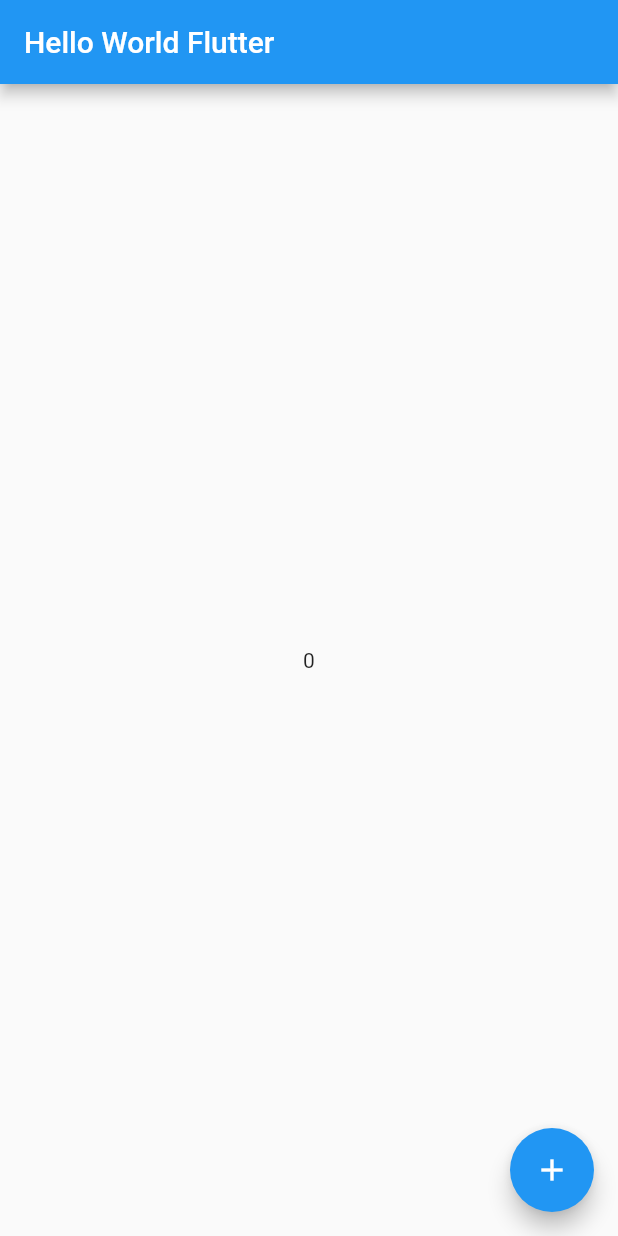
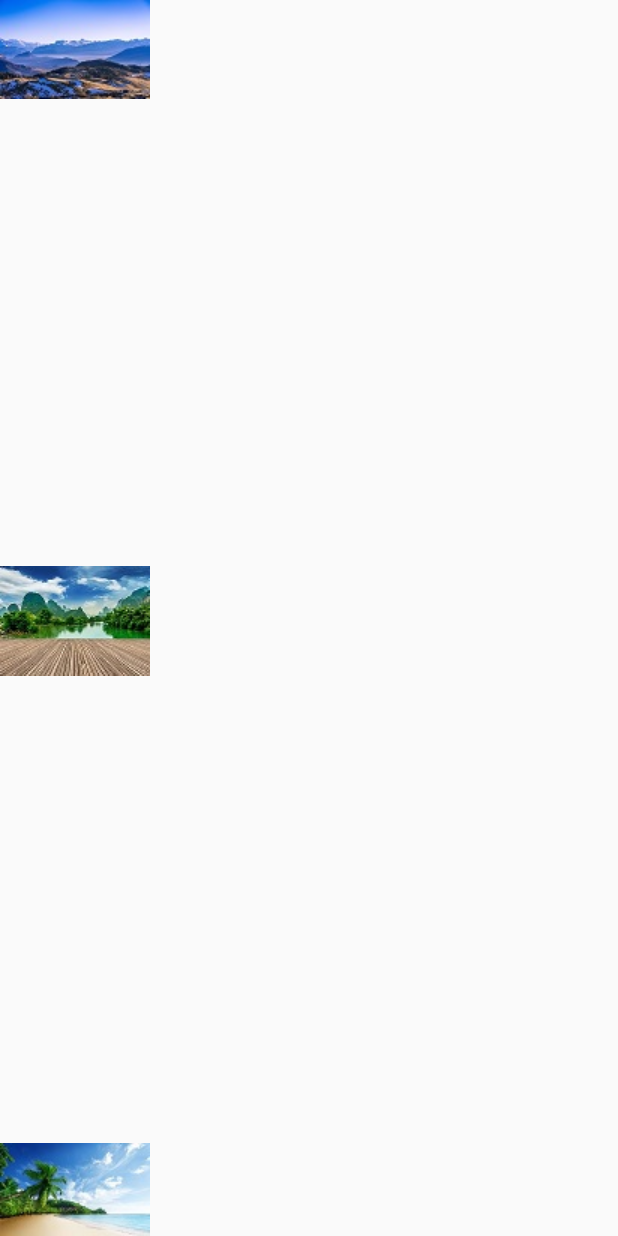
Before and after one commit to zainzafar90/flutter_workshop, a Flutter app: the screen it shows after launch, on a phone screen of 412 x 824 dp. Run offline on Flutter 3.47's test engine with Material 2 defaults, Android fonts, the phone set to English and light mode, and no system bars.

Commit message:
Add Step 04 - Column Layout widgets

```diff
--- a/lib/main.dart
+++ b/lib/main.dart
@@ -2,30 +2,18 @@ import 'package:flutter/material.dart';
 
 void main() => runApp(App());
 
-class App extends StatefulWidget {
-  @override
-  _AppState createState() => _AppState();
-}
-
-class _AppState extends State<App> {
-  var counter = 0;
-
+class App extends StatelessWidget {
   @override
   Widget build(BuildContext context) {
     return MaterialApp(
       home: Scaffold(
-        appBar: AppBar(title: Text("Hello World Flutter")),
-        body: Center(
-          child: Text(counter.toString()),
-        ),
-        floatingActionButton: FloatingActionButton(
-          onPressed: () {
-            setState(() {
-              counter++;
-            });
-            print(counter);
-          },
-          child: Icon(Icons.add),
+        body: Column(
+          mainAxisAlignment: MainAxisAlignment.spaceBetween,
+          children: [
+            Image.asset('assets/1.jpg'),
+            Image.asset('assets/2.jpg'),
+            Image.asset('assets/3.jpg'),
+          ],
         ),
       ),
     );
--- a/pubspec.yaml
+++ b/pubspec.yaml
@@ -41,8 +41,10 @@ flutter:
   uses-material-design: true
 
   # To add assets to your application, add an assets section, like this:
-  # assets:
-  #  - images/a_dot_burr.jpeg
+  assets:
+    - assets/1.jpg
+    - assets/2.jpg
+    - assets/3.jpg
   #  - images/a_dot_ham.jpeg
 
   # An image asset can refer to one or more resolution-specific "variants", see
```
Also changed, not shown: assets/1.jpg (added), assets/2.jpg (added), assets/3.jpg (added), assets/google.png (added).
